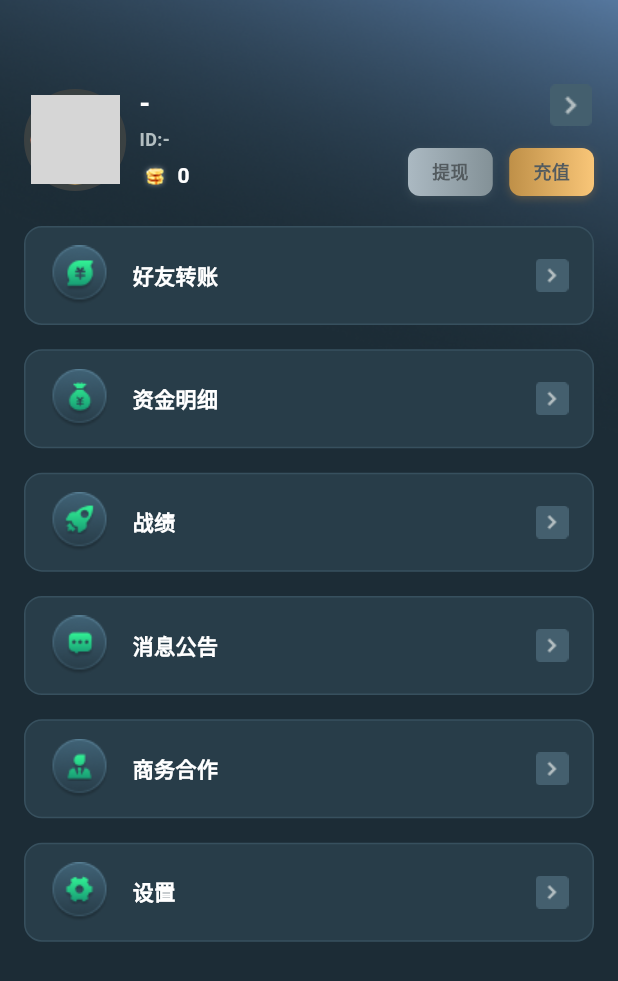
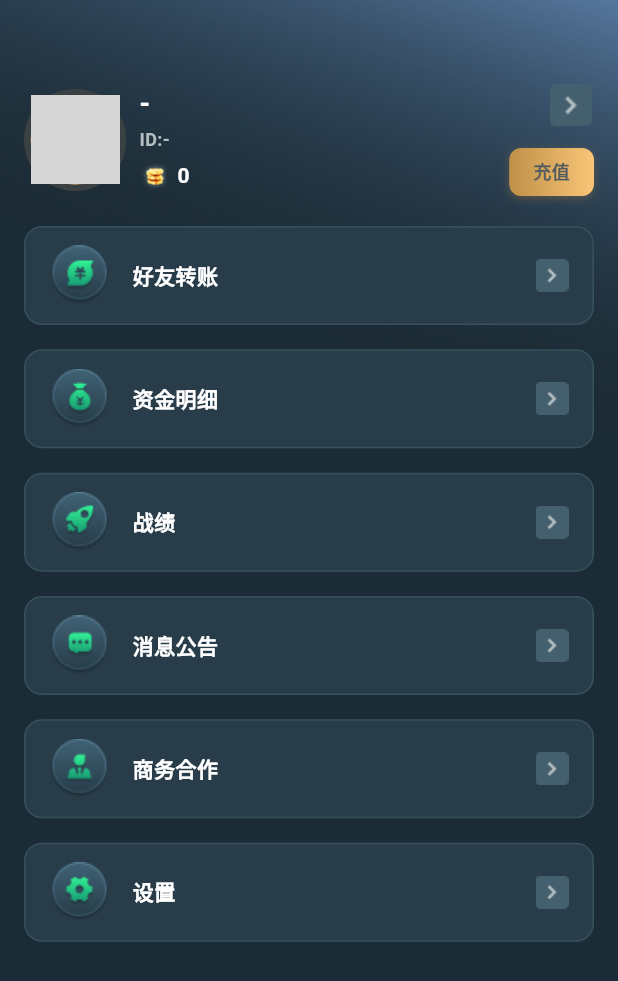
Before and after one commit to wtfkmnl/roomcard-app, a Flutter app: the MyPage screen opened directly, on a phone screen of 412 x 824 dp. Shown: the top 981 px of the screen. Run offline on Flutter 3.47's test engine with Material 3 defaults, Android fonts, the phone set to English and light mode, and no system bars; our stand-ins replace cached_network_image, carousel_slider, connectivity_plus, decimal, device_info_plus, dio and 22 more; missing offline and left inert: captcha_plugin_flutter, custom_pop_up_menu, encrypt, flutter_inappwebview, gallery_saver_plus, phone_numbers_parser and 1 more; accounts and stored records are empty; network calls fail; Roboto replaces fonts that are missing (PingFangSC); statements that could not run were skipped; grey boxes are pictures that could not be loaded.

```diff
--- a/lib/pages/my/bind_phone/bind_phone_view.dart
+++ b/lib/pages/my/bind_phone/bind_phone_view.dart
@@ -21,7 +21,7 @@ class BindPhonePage extends StatelessWidget {
         elevation: 0,
         centerTitle: true,
         leading: IconButton(
-          icon: Image.asset(R.assetsImagesIconTitleBack),
+          icon: Image.asset(R.assetsImagesIconTitleBack, width: 28.w),
           onPressed: logic.onBackPressed,
         ),
         title: Text(
--- a/lib/pages/my/business/business_view.dart
+++ b/lib/pages/my/business/business_view.dart
@@ -1,4 +1,5 @@
 import 'package:flutter/material.dart';
+import 'package:flutter_screenutil/flutter_screenutil.dart';
 import 'package:get/get.dart';
 
 import '../../../r.dart';
@@ -28,7 +29,7 @@ class _BusinessPageState extends State<BusinessPage> {
         elevation: 0,
         centerTitle: true,
         leading: IconButton(
-          icon: Image.asset(R.assetsImagesIconTitleBack),
+          icon: Image.asset(R.assetsImagesIconTitleBack, width: 28.w),
           onPressed: () => Get.back(),
         ),
       ),
--- a/lib/pages/my/change_account/change_account_view.dart
+++ b/lib/pages/my/change_account/change_account_view.dart
@@ -21,7 +21,7 @@ class ChangeAccountPage extends StatelessWidget {
         elevation: 0,
         centerTitle: true,
         leading: IconButton(
-          icon: Image.asset(R.assetsImagesIconTitleBack),
+          icon: Image.asset(R.assetsImagesIconTitleBack, width: 28.w),
           onPressed: logic.onBackPressed,
         ),
         actions: [
--- a/lib/pages/my/my_view.dart
+++ b/lib/pages/my/my_view.dart
@@ -156,40 +156,6 @@ class MyPage extends StatelessWidget {
               Row(
                 children: [
                   GestureDetector(
-                    onTap: logic.onWithdrawTap,
-                    child: Container(
-                      padding: const EdgeInsets.symmetric(
-                        horizontal: 16,
-                        vertical: 8,
-                      ),
-                      decoration: BoxDecoration(
-                        gradient: const LinearGradient(
-                          colors: [Color(0xFFABB9C2), Color(0xFF839197)],
-                          begin: Alignment.centerLeft,
-                          end: Alignment.centerRight,
-                        ),
-                        borderRadius: BorderRadius.circular(8),
-                        boxShadow: [
-                          BoxShadow(
-                            color: Color(0xFF5B6C72).withOpacity(0.3),
-                            offset: const Offset(0, 2), // 底部2像素阴影
-                            blurRadius: 4,
-                            spreadRadius: 0,
-                          ),
-                        ],
-                      ),
-                      child: Text(
-                        '提现',
-                        style: const TextStyle(
-                          color: Color(0xFF535B5F),
-                          fontSize: 12,
-                          fontWeight: FontWeight.w600,
-                        ),
-                      ),
-                    ),
-                  ),
-                  10.horizontalSpace,
-                  GestureDetector(
                     onTap: logic.onRechargeTap,
                     child: Container(
                       padding: const EdgeInsets.symmetric(
--- a/lib/pages/my/name_edit/name_edit_view.dart
+++ b/lib/pages/my/name_edit/name_edit_view.dart
@@ -27,7 +27,7 @@ class NameEditPage extends StatelessWidget {
         elevation: 0,
         centerTitle: true,
         leading: IconButton(
-          icon: Image.asset(R.assetsImagesIconTitleBack),
+          icon: Image.asset(R.assetsImagesIconTitleBack, width: 28.w),
           onPressed: logic.goBack,
         ),
         actions: [
--- a/lib/pages/my/profile/profile_view.dart
+++ b/lib/pages/my/profile/profile_view.dart
@@ -29,7 +29,7 @@ class ProfilePage extends StatelessWidget {
         elevation: 0,
         centerTitle: true,
         leading: IconButton(
-          icon: Image.asset(R.assetsImagesIconTitleBack),
+          icon: Image.asset(R.assetsImagesIconTitleBack, width: 28.w),
           onPressed: () => Get.back(),
         ),
       ),
--- a/lib/pages/my/safe_manager/safe_manager_view.dart
+++ b/lib/pages/my/safe_manager/safe_manager_view.dart
@@ -30,7 +30,7 @@ class SafeManagerPage extends StatelessWidget {
         elevation: 0,
         centerTitle: true,
         leading: IconButton(
-          icon: Image.asset(R.assetsImagesIconTitleBack),
+          icon: Image.asset(R.assetsImagesIconTitleBack, width: 28.w),
           onPressed: () => Get.back(),
         ),
       ),
```
Also changed, not shown: lib/pages/my/about/about_view.dart (+5 -2 lines), lib/pages/my/language/language_view.dart (+5 -2 lines), lib/pages/my/setting/setting_view.dart (+4 -5 lines), lib/widgets/common_app_bar.dart (+10 -7 lines).
